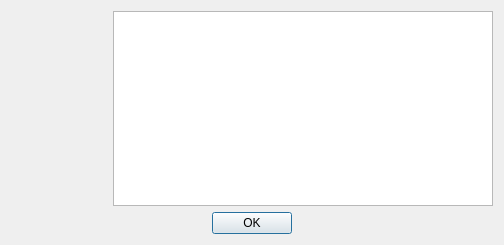
Qt form host/pixymon/about.ui (charmedlabs/pixy) before a commit.
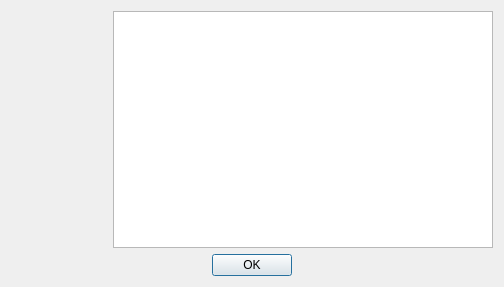
The same form after that commit.

The edit to the form file:
```diff
--- a/host/pixymon/about.ui
+++ b/host/pixymon/about.ui
@@ -7,7 +7,7 @@
     <x>0</x>
     <y>0</y>
     <width>504</width>
-    <height>245</height>
+    <height>287</height>
    </rect>
   </property>
   <property name="windowTitle">
```
